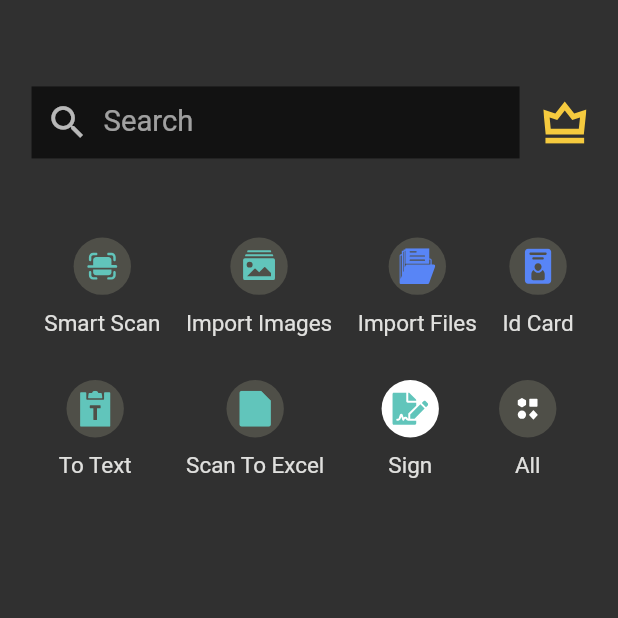
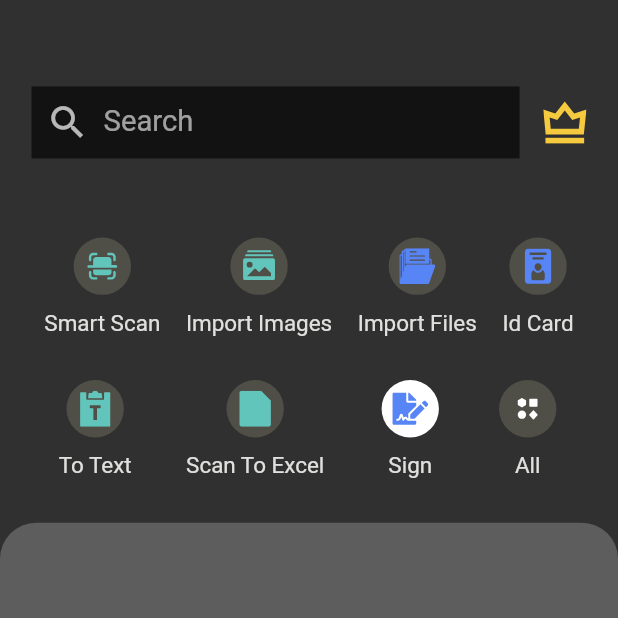
Before and after one commit to DARK-PROGRAMMER-I/cam_scanner, a Flutter app: the screen it shows after launch, on a phone screen of 412 x 824 dp, the top half of it. Run offline on Flutter 3.47's test engine with Material 2 defaults, Android fonts, the phone set to English and light mode, and no system bars; our stand-ins replace flutter_svg, get.

Commit message:
home body

```diff
--- a/lib/screens/home/home_screen.dart
+++ b/lib/screens/home/home_screen.dart
@@ -60,7 +60,7 @@ class _HomeScreenState extends State<HomeScreen> {
                           'sign.svg',
                           'all.svg',
                         ],
-                        back3: AppColors.mainColor,
+                        back3: AppColors.blueColor,
                         icon3: AppColors.mainWhiteColor,
                         back4: AppColors.mainWhiteColor,
                       ),
@@ -70,7 +70,14 @@ class _HomeScreenState extends State<HomeScreen> {
             ),
             Container(
               height: Dimensions.pageHeight,
-              decoration: ,
+              decoration: BoxDecoration(
+                color: AppColors.containerBackgroundColor,
+                borderRadius: BorderRadius.only(
+                  topRight: Radius.circular(Dimensions.radius25),
+                  topLeft: Radius.circular(Dimensions.radius25),
+                )
+              ),
+
             )
 
           ],
--- a/lib/utils/colors.dart
+++ b/lib/utils/colors.dart
@@ -13,7 +13,7 @@ class AppColors{
   static final Color greyColor = const Color(0xff4f4f48);
   static final Color blueColor = const Color(0xff5885f6);
   static final Color primaryColor = const Color(0xff0c4096);
-  static final Color buttonBackgroundColor= const Color(0xffeae9e9);
+  static final Color containerBackgroundColor= const Color(0xff5d5d5d);
   static final Color lightBackgroundBlue = const Color(0xffd5ebff);
   static final Color lightBackgroundgreen = const Color(0xffe3ffee);
   static final Color whiteColor =  Colors.white70 ;
```
